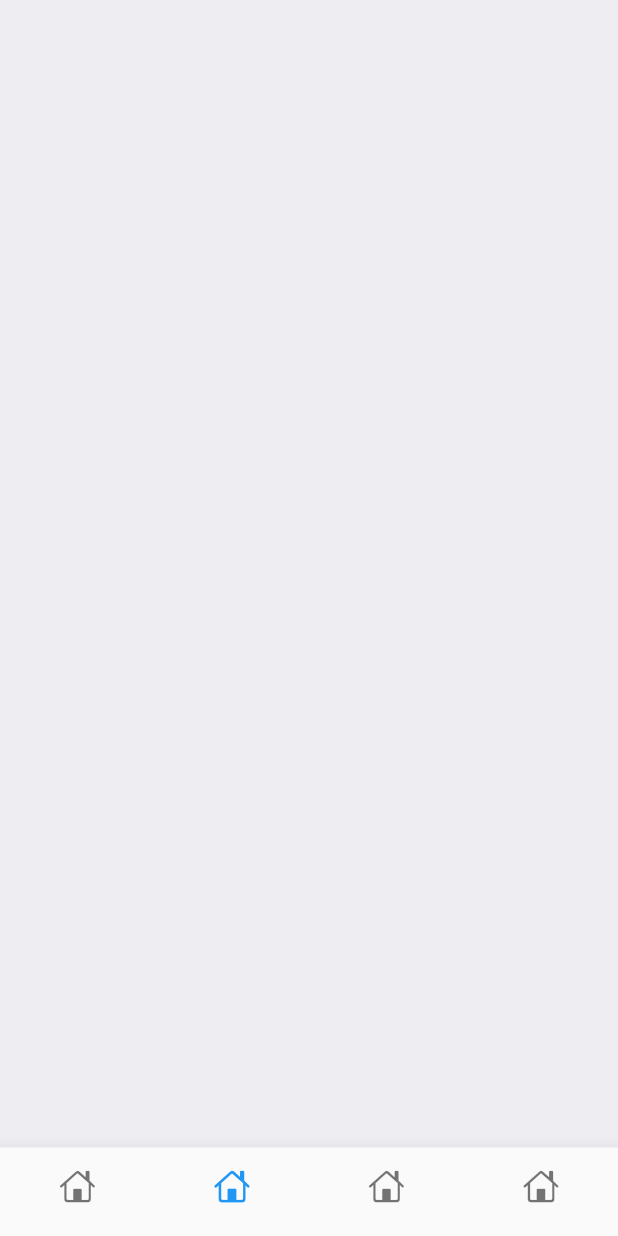
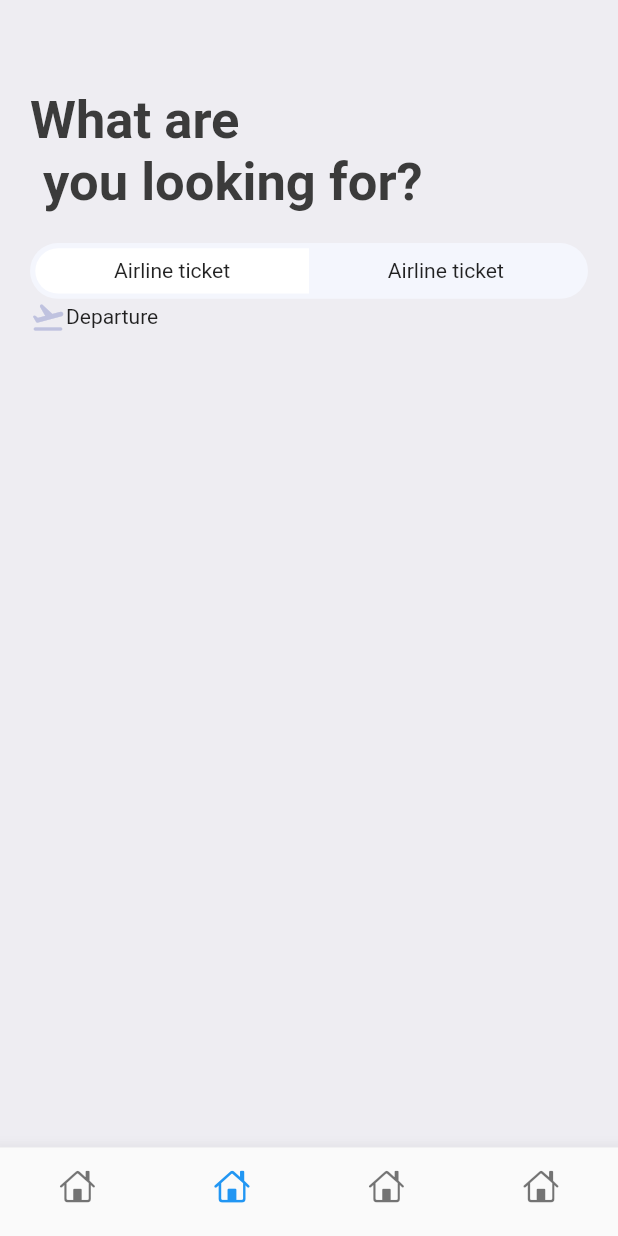
Before and after one commit to VueFujuntao/flutter-app, a Flutter app: the screen it shows after launch, item 2 of the bottom bar chosen, on a phone screen of 412 x 824 dp. Run offline on Flutter 3.47's test engine with Material 2 defaults, Android fonts, the phone set to English and light mode, and no system bars; our stand-ins replace gap, get.

Commit message:
搜索页面

```diff
--- a/lib/pages/search_page.dart
+++ b/lib/pages/search_page.dart
@@ -1,13 +1,68 @@
 import 'package:app/utils/app_styles.dart';
 import 'package:flutter/material.dart';
+import 'package:gap/gap.dart';
+import '../utils/app_layout.dart';
 
 class SearchPage extends StatelessWidget {
   const SearchPage({super.key});
 
   @override
   Widget build(BuildContext context) {
+    final size = AppLayout.getSize(context);
+
     return Scaffold(
       backgroundColor: Styles.bgColor,
+      body: ListView(
+        padding: EdgeInsets.symmetric(horizontal: AppLayout.getWidth(20), vertical: AppLayout.getHeight(20)),
+        children: [
+          Gap(AppLayout.getHeight(40)),
+          Text("What are\n you looking for?", style: Styles.headLineStyle1.copyWith(fontSize: AppLayout.getWidth(35))),
+          Gap(AppLayout.getHeight(20)),
+          FittedBox(
+            child: Container(
+              padding: const EdgeInsets.all(3.5),
+              decoration: BoxDecoration(
+                borderRadius: BorderRadius.circular(AppLayout.getHeight(50)),
+                color: const Color(0xFFF4F6FD),
+              ),
+              child: Row(
+                children: [
+                  Container(
+                    width: size.width*0.44,
+                    padding: EdgeInsets.symmetric(vertical: AppLayout.getHeight(7)),
+                    decoration: BoxDecoration(
+                      borderRadius: BorderRadius.horizontal(left: Radius.circular(AppLayout.getHeight(50))),
+                      color: Colors.white,
+                    ),
+                    child: const Center(
+                      child: Text("Airline ticket"),
+                    ),
+                  ),
+                  Container(
+                    width: size.width*0.44,
+                    padding: EdgeInsets.symmetric(vertical: AppLayout.getHeight(7)),
+                    decoration: BoxDecoration(
+                      borderRadius: BorderRadius.horizontal(right: Radius.circular(AppLayout.getHeight(50))),
+                      color: Colors.transparent,
+                    ),
+                    child: const Center(
+                      child: Text("Airline ticket"),
+                    ),
+                  ),
+                ],
+              ),
+            ),
+          ),
+          Container(
+            child: Row(
+              children: [
+                const Icon(Icons.flight_takeoff_rounded, color: Color(0xFFBFC2DF),),
+                Text("Departure")
+              ],
+            ),
+          ),
+        ],
+      ),
     );
   }
 }
```
